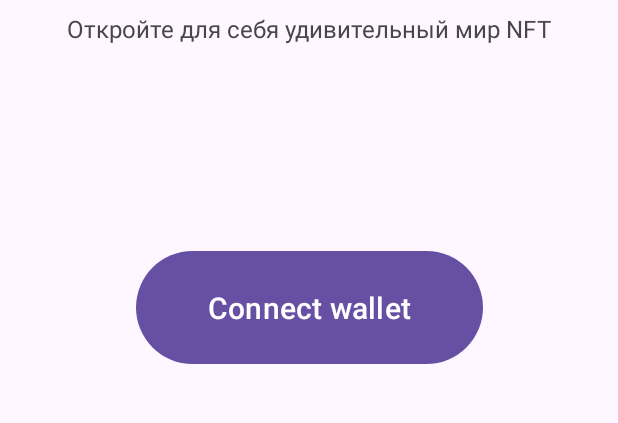
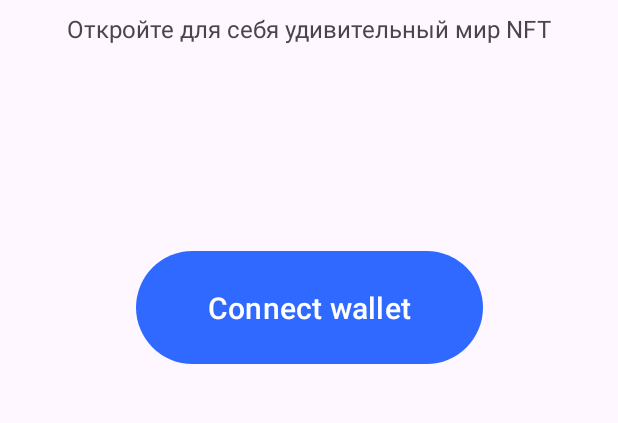
Before and after one commit to python-college/nft-marketplace-mobile, an Android app: the screen it shows after launch (MainActivity), on a phone screen of 412 x 824 dp, the part 311-734 px from its top. Run offline under Robolectric (Android 15) with nearby library versions, the phone set to English and light mode, and no system bars; our stand-ins replace Dagger/Hilt's generated code; plain views replace ChipNavigationBar; 1 statement that could not run was skipped.

Commit message:
Added new design

```diff
--- a/app/src/main/res/layout/fragment_collection.xml
+++ b/app/src/main/res/layout/fragment_collection.xml
@@ -48,7 +48,7 @@
                 android:id="@+id/btn_back"
                 android:layout_width="48dp"
                 android:layout_height="48dp"
-                app:shapeAppearance="@style/Circle"
+                style="@style/Widget.MyApp.FloatingActionButton.Secondary"
                 app:layout_constraintStart_toStartOf="parent"
                 app:layout_constraintTop_toTopOf="parent"
                 android:layout_marginTop="12dp"
@@ -60,7 +60,7 @@
                 android:id="@+id/btn_add_to_favorite"
                 android:layout_width="48dp"
                 android:layout_height="48dp"
-                app:shapeAppearance="@style/Circle"
+                style="@style/Widget.MyApp.FloatingActionButton.Secondary"
                 app:layout_constraintEnd_toEndOf="parent"
                 app:layout_constraintTop_toTopOf="parent"
                 android:layout_marginTop="12dp"
@@ -146,6 +146,7 @@
                 app:layout_constraintStart_toStartOf="parent"
                 app:layout_constraintTop_toBottomOf="@id/tv_description"
                 android:background="@drawable/shape_rounded_rectangle"
+                android:backgroundTint="@color/secondary"
                 android:layout_marginTop="16dp"
                 android:orientation="vertical">
 
--- a/app/src/main/res/layout/fragment_nft.xml
+++ b/app/src/main/res/layout/fragment_nft.xml
@@ -137,6 +137,7 @@
                     android:paddingHorizontal="8dp"
                     android:paddingVertical="4dp"
                     android:background="@drawable/shape_rounded_rectangle"
+                    android:backgroundTint="@color/secondary"
                     android:orientation="vertical">
 
                     <LinearLayout
--- a/app/src/main/res/values/colors.xml
+++ b/app/src/main/res/values/colors.xml
@@ -3,5 +3,7 @@
     <color name="black">#FF000000</color>
     <color name="white">#FFFFFFFF</color>
     <color name="primary">#3069FF</color>
+    <color name="secondary">#dce1ff</color>
+    <color name="tertiary">#F7F7F7</color>
     <color name="unselected">#9DB2CE</color>
 </resources>
--- a/app/src/main/res/values/themes.xml
+++ b/app/src/main/res/values/themes.xml
@@ -1,8 +1,15 @@
 <resources xmlns:tools="http://schemas.android.com/tools">
     <!-- Base application theme. -->
     <style name="Base.Theme.NFTMarketplaceApp" parent="Theme.Material3.DayNight.NoActionBar">
-        <!-- Customize your light theme here. -->
-        <!-- <item name="colorPrimary">@color/my_light_primary</item> -->
+        <item name="colorPrimary">@color/primary</item>
+        <item name="colorSecondary">@color/secondary</item>
+        <item name="colorTertiary">@color/tertiary</item>
+    </style>
+
+    <style name="Widget.MyApp.FloatingActionButton.Secondary" parent="ThemeOverlay.Material3.FloatingActionButton.Secondary">
+        <item name="backgroundTint">@color/secondary</item>
+        <item name="iconTint">@color/unselected</item>
+        <item name="shapeAppearance">@style/Circle</item>
     </style>
 
     <style name="Theme.NFTMarketplaceApp" parent="Base.Theme.NFTMarketplaceApp" />
```
